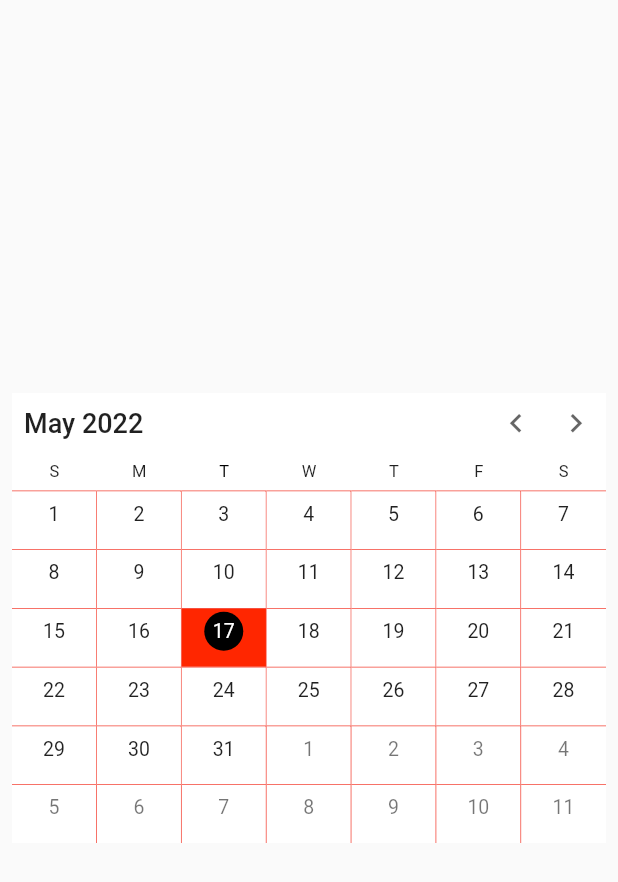
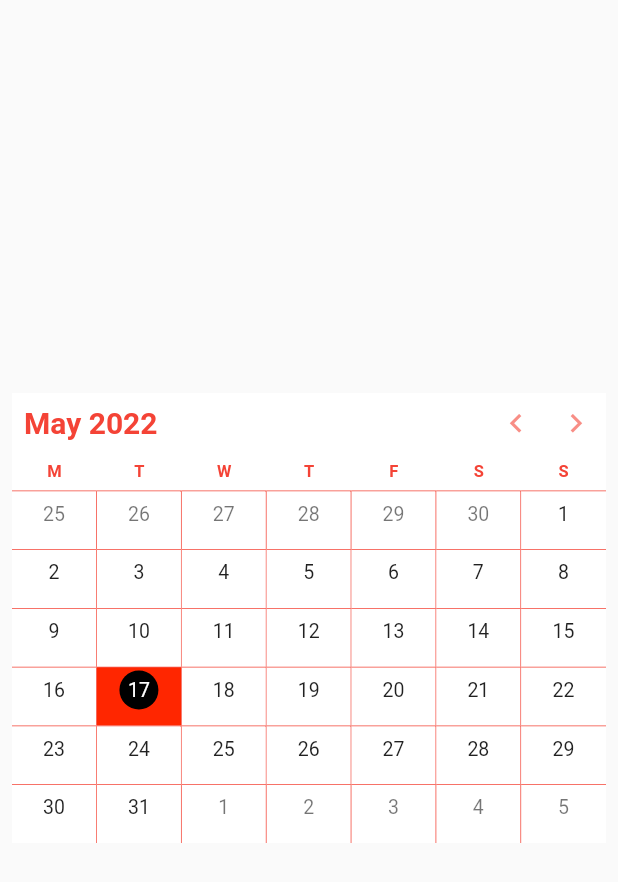
Before and after one commit to cperisson1/prueba_calendario, a Flutter app: the screen it shows after launch, on a phone screen of 412 x 824 dp. Shown: the top 882 px of the screen. Run offline on Flutter 3.47's test engine with Material 2 defaults, Android fonts, the phone set to English and light mode, and no system bars; drawn by our look-alikes of syncfusion_flutter_calendar; our stand-ins replace google_fonts, sqflite; missing offline and left inert: syncfusion_localizations; accounts and stored records are empty.

Commit message:
calendario

```diff
--- a/lib/main.dart
+++ b/lib/main.dart
@@ -1,5 +1,6 @@
-import 'package:calendar_test_2/src/pages/calendar_provider.dart';
-import 'package:calendar_test_2/src/pages/home_page.dart';
+import 'package:calendar_test_2/src/providers/calendar_provider.dart';
+import 'package:calendar_test_2/src/screens/calendar_screen.dart';
+import 'package:calendar_test_2/src/theme/app_theme.dart';
 import 'package:flutter/material.dart';
 import 'package:flutter/services.dart';
 import 'package:provider/provider.dart';
@@ -29,19 +30,28 @@ class AppState extends StatelessWidget {
 class CalendarApp extends StatelessWidget {
   @override
   Widget build(BuildContext context) {
-    return const MaterialApp(title: 'Pruebas calendario',
-    localizationsDelegates: [
+    return MaterialApp(
+      title: 'CIM',
+      initialRoute: '/',
+      showPerformanceOverlay: false,
+      localizationsDelegates: const [
             //GlobalMaterialLocalizations.delegate,
             SfGlobalLocalizations.delegate
           ],
           //ignore: always_specify_types
-      supportedLocales: [
+          supportedLocales: const [
             Locale('es'),
             Locale('ca'),
             // ... other locales the app supports
           ],
-      locale: Locale('ca'),
-
-    home: MyHomePage());
+          locale: const Locale('ca'),
+    routes: {
+        '/': (BuildContext context) => const CalendarScreen(),
+        //'home': (BuildContext context) => HomeScreen(),
+        //'calendarList': (BuildContext context) => CalendarsListScreen(),
+        'calendar': (BuildContext context) => const CalendarScreen(),
+        },
+    theme: AppTheme.lightTheme,
+    );
   }
 }
--- a/lib/src/models/calendar_model.dart
+++ b/lib/src/models/calendar_model.dart
@@ -89,5 +89,33 @@ class MeetingDataSource extends CalendarDataSource {
   }
 }
 
+class Calendar {
+
+    Calendar({
+       required this.id,
+       required this.title,
+    });
+
+   int id;
+   String title;
+
+  //-
+
+    factory Calendar.fromJson(String str) => Calendar.fromMap(json.decode(str));
+
+    String toJson() => json.encode(toMap());
+
+    //crea la instancia desde los datos en json
+    factory Calendar.fromMap(Map<String, dynamic> json) => Calendar(
+        id: json["id"],
+        title: json["id"],
+    );
+
+    Map<String, dynamic> toMap() => {
+        "id": id,
+        "title": title
+    };
+}
+
 /// Custom business object class which contains properties to hold the detailed
 /// information about the event data which will be rendered in calendar.
--- a/lib/src/pages/home_page.dart
+++ b/lib/src/screens/calendar_screen.dart
@@ -3,19 +3,19 @@ import 'package:calendar_test_2/src/models/calendar_model.dart';
 import 'package:flutter/material.dart';
 import 'package:syncfusion_flutter_calendar/calendar.dart';
 
-import 'calendar_provider.dart';
+import '../providers/calendar_provider.dart';
 
 /// The hove page which hosts the calendar
-class MyHomePage extends StatefulWidget {
+class CalendarScreen extends StatefulWidget {
   /// Creates the home page to display teh calendar widget.
-  const MyHomePage({Key? key}) : super(key: key);
+  const CalendarScreen({Key? key}) : super(key: key);
 
   @override
   // ignore: library_private_types_in_public_api
-  _MyHomePageState createState() => _MyHomePageState();
+  _CalendarScreenState createState() => _CalendarScreenState();
 }
 
-class _MyHomePageState extends State<MyHomePage> {
+class _CalendarScreenState extends State<CalendarScreen> {
   @override
   Widget build(BuildContext context) {
     return Scaffold(
@@ -47,9 +47,12 @@ class _MyHomePageState extends State<MyHomePage> {
   SfCalendar showCalendar(lista) {
 
     return SfCalendar(
+      firstDayOfWeek: 1,
           showNavigationArrow: true,
           todayHighlightColor: Colors.black,
           allowDragAndDrop: true,
+          headerStyle: const CalendarHeaderStyle(textStyle: TextStyle(color:Colors.red,fontSize: 20, fontWeight:FontWeight.bold),),
+          viewHeaderStyle: const ViewHeaderStyle(dayTextStyle: TextStyle(color:Colors.red,fontWeight: FontWeight.bold),),
           onTap: (dia){
             print("## dia a grabar ${dia.date}");
           },
--- /dev/null
+++ b/lib/src/theme/app_theme.dart
@@ -0,0 +1,100 @@
+import 'package:flutter/material.dart';
+import 'package:google_fonts/google_fonts.dart';
+
+class AppTheme {
+
+  static const Color primary = Color.fromARGB(255, 29, 35, 94);
+
+  static final TextStyle standarText=GoogleFonts.aBeeZee(
+      fontSize: 12,
+      color:  const Color.fromARGB(255, 255, 255, 255),
+  );
+
+
+  static final ThemeData lightTheme = ThemeData.light().copyWith(
+
+    // Color primario
+    primaryColor: Colors.red[700],
+
+    // AppBar Theme
+    appBarTheme: const AppBarTheme(
+      color: primary,
+      elevation: 0
+    ),
+
+
+
+   //textTheme
+    textTheme:  TextTheme(
+      //displayLarge: TextStyle(color:Colors.yellow),
+      //displayMedium: TextStyle(color:Colors.lightBlueAccent),
+      //bodyLarge: TextStyle(color:Colors.lightBlueAccent),
+      bodyMedium: standarText,
+      //bodySmall: TextStyle(color:Colors.lightBlueAccent),
+    ),
+
+
+
+    // TextButton Theme
+    textButtonTheme: TextButtonThemeData(
+      style: TextButton.styleFrom( primary: primary )
+    ),
+
+    // FloatingActionButtons
+    floatingActionButtonTheme: const FloatingActionButtonThemeData(
+      backgroundColor: primary,
+      elevation: 5
+    ),
+
+    // ElevatedButtons
+    elevatedButtonTheme: ElevatedButtonThemeData(
+      style: ElevatedButton.styleFrom(
+        primary: Colors.indigo,
+        shape: const StadiumBorder(),
+        elevation: 0,
+        textStyle: GoogleFonts.aBeeZee(fontSize: 14),
+      ),
+    ),
+
+    inputDecorationTheme: const InputDecorationTheme(
+
+      enabledBorder: OutlineInputBorder(
+        borderSide: BorderSide( color: primary ),
+        borderRadius: BorderRadius.only( bottomLeft: Radius.circular(10), topRight: Radius.circular(10) )
+      ),
+
+      focusedBorder: OutlineInputBorder(
+        borderSide: BorderSide( color: primary ),
+        borderRadius: BorderRadius.only( bottomLeft: Radius.circular(10), topRight: Radius.circular(10) )
+      ),
+
+      border: OutlineInputBorder(
+        borderRadius: BorderRadius.only( bottomLeft: Radius.circular(10), topRight: Radius.circular(10) )
+      ),
+
+    )
+
+
+
+  );
+
+
+
+  static final ThemeData darkTheme = ThemeData.dark().copyWith(
+
+    // Color primario
+    primaryColor: Colors.indigo,
+
+    // AppBar Theme
+    appBarTheme: const AppBarTheme(
+      color: primary,
+      elevation: 0
+    ),
+
+    scaffoldBackgroundColor: Colors.black
+
+  );
+
+
+
+}
--- a/pubspec.yaml
+++ b/pubspec.yaml
@@ -39,6 +39,7 @@ dependencies:
   sqflite: ^2.0.0+4
   path_provider: ^2.0.9
   provider: ^6.0.1
+  google_fonts: ^2.1.0
 
 dev_dependencies:
   flutter_test:
```
Also changed, not shown: lib/src/providers/calendar_provider.dart (renamed from lib/src/pages/calendar_provider.dart), pubspec.lock, 1 other file. Lines whose indentation alone changed are shown as unchanged.
